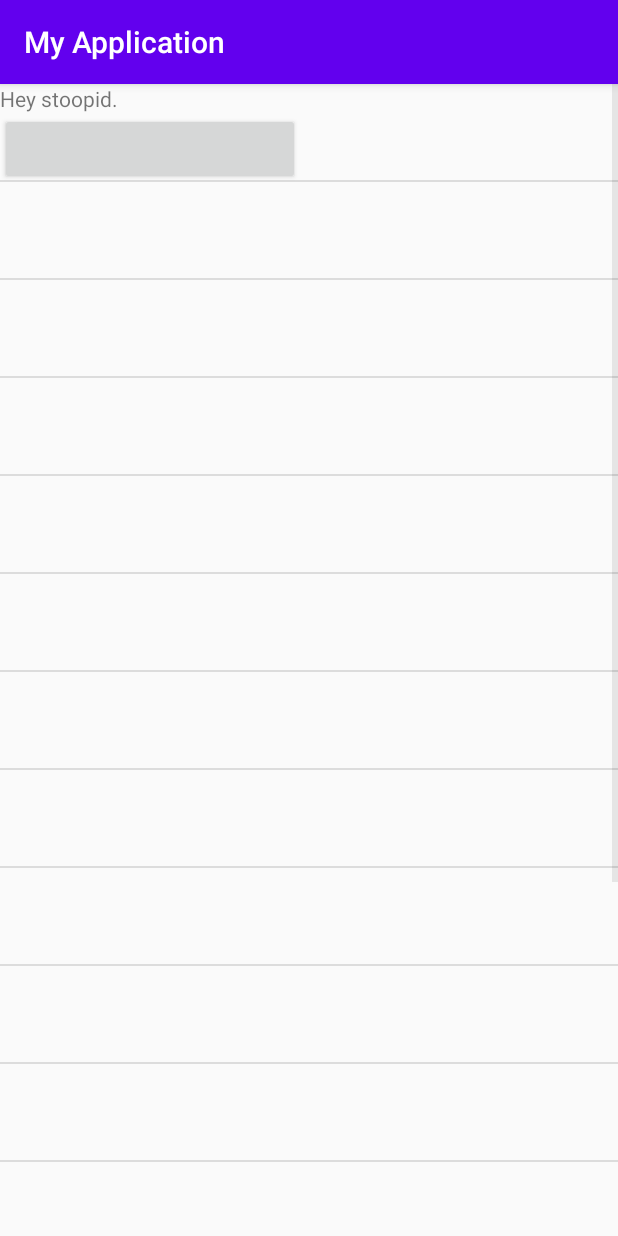
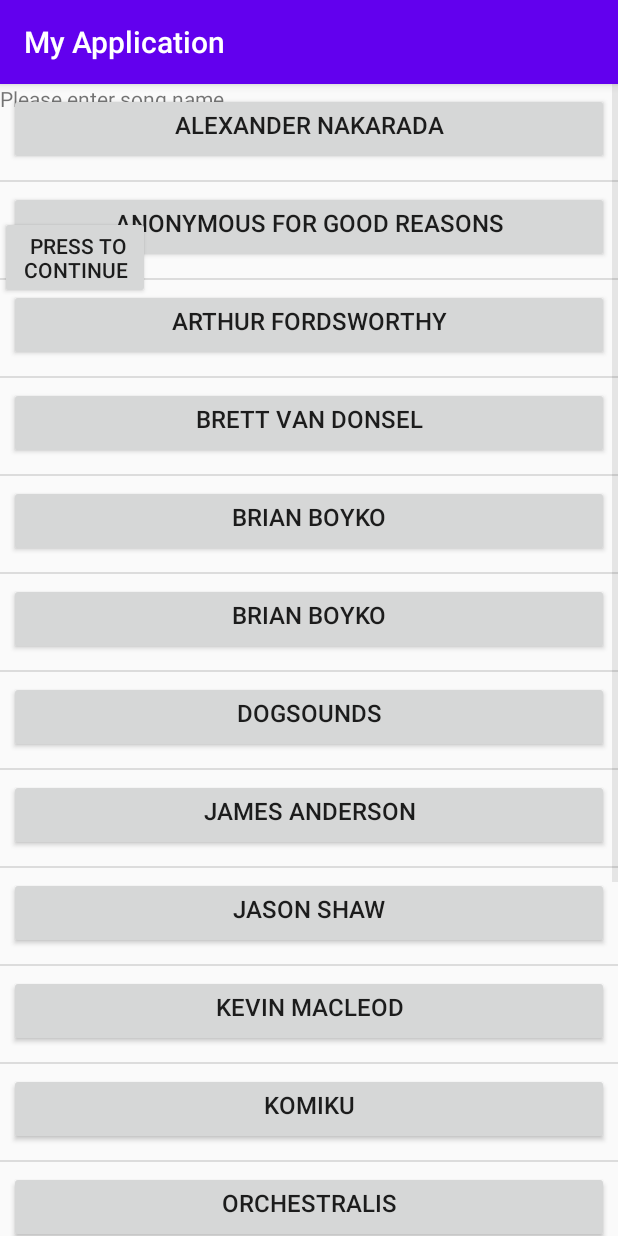
Before and after one commit to panagiotislam/MusicApp, an Android app: the screen it shows after launch (MainActivity), after a tap on an icon or button, on a phone screen of 412 x 824 dp. Run offline under Robolectric (Android 15) with nearby library versions, the light colour scheme and no system bars.

Commit message:
List View

```diff
--- a/app/src/main/java/com/example/myapplication/Adapter.java
+++ b/app/src/main/java/com/example/myapplication/Adapter.java
@@ -1,5 +1,6 @@
 package com.example.myapplication;
 
+import android.annotation.SuppressLint;
 import android.content.Context;
 import android.view.LayoutInflater;
 import android.view.View;
@@ -40,7 +41,9 @@ public class Adapter extends BaseAdapter {
 
         convertView = LayoutInflater.from(context).inflate(R.layout.listlayout, parent, false);
 
+         TextView txt = (TextView) convertView.findViewById(R.id.lines);
 
+        txt.setText(list.get(position));
 
         return convertView;
     }
--- a/app/src/main/java/com/example/myapplication/MainActivity.java
+++ b/app/src/main/java/com/example/myapplication/MainActivity.java
@@ -39,10 +39,13 @@ public class MainActivity extends AppCompatActivity {
         artistNames.setAdapter(myadapter);
 
 
+
+
         requestButton.setOnClickListener(new View.OnClickListener() {
             @Override
             public void onClick(View v) {
-                songText.setText("Hey stoopid.");
+                songText.setText("Please enter song name.");
+                requestButton.setText(" Press to continue");
             }
         });
     }
--- a/app/src/main/res/layout/activity_main.xml
+++ b/app/src/main/res/layout/activity_main.xml
@@ -8,27 +8,29 @@
 
     <TextView
         android:id="@+id/songText"
-        android:layout_width="match_parent"
+        android:layout_width="200dp"
         android:layout_height="wrap_content"
-        android:text="Welcome to the music app!\nPlease select artist and enter song name."
+        android:text="Welcome to the music app!\nPlease select artist."
         app:layout_constraintTop_toTopOf="parent"
-         />
+        tools:ignore="MissingConstraints" />
 
     <Button
         android:id="@+id/requestButton"
-        android:layout_width="200dp"
+        android:layout_width="100dp"
         android:layout_height="wrap_content"
+        android:layout_marginTop="88dp"
         android:text=""
-        app:layout_constraintTop_toBottomOf="@id/songText"
-        />
+        app:layout_constraintTop_toTopOf="parent"
+        tools:ignore="MissingConstraints"
+        tools:layout_editor_absoluteX="16dp" />
 
     <ListView
         android:id="@+id/artistView"
         android:layout_width="match_parent"
-        android:layout_height="match_parent"
-        app:layout_constraintTop_toBottomOf="@id/requestButton"
-        />
-
+        android:layout_height="wrap_content"
+        app:layout_constraintVertical_bias="0.093"
+        tools:layout_editor_absoluteX="70dp"
+        tools:ignore="MissingConstraints" />
 
 
 </androidx.constraintlayout.widget.ConstraintLayout>
--- a/app/src/main/res/layout/listlayout.xml
+++ b/app/src/main/res/layout/listlayout.xml
@@ -6,15 +6,17 @@
     android:layout_height="?android:attr/listPreferredItemHeight"
     android:padding="6dip" >
 
-        <TextView
-            android:id="@+id/firstLine"
-            android:layout_width="fill_parent"
+        <Button
+            android:id="@+id/lines"
+            android:layout_width="match_parent"
             android:layout_height="wrap_content"
             android:layout_alignParentRight="true"
             android:layout_alignParentTop="true"
             android:layout_alignWithParentIfMissing="true"
-            android:gravity="center_vertical"
+            android:gravity="center_horizontal"
             android:textSize="16sp"
             tools:ignore="MissingConstraints" />
 
+
+
     </androidx.constraintlayout.widget.ConstraintLayout>
```
